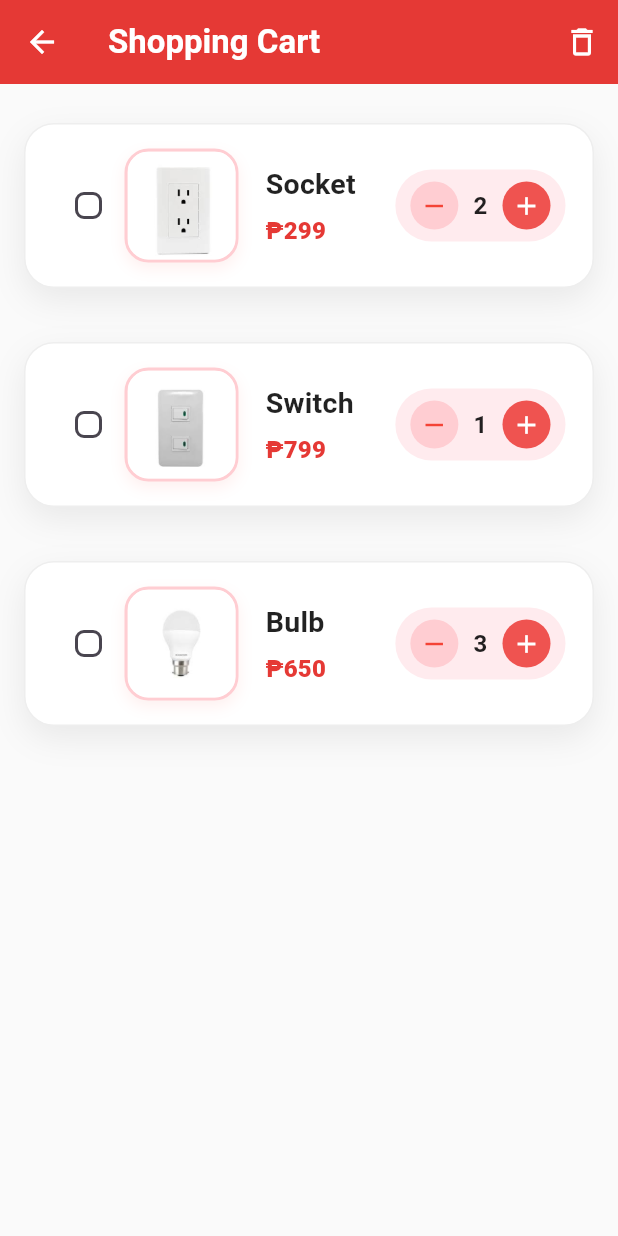
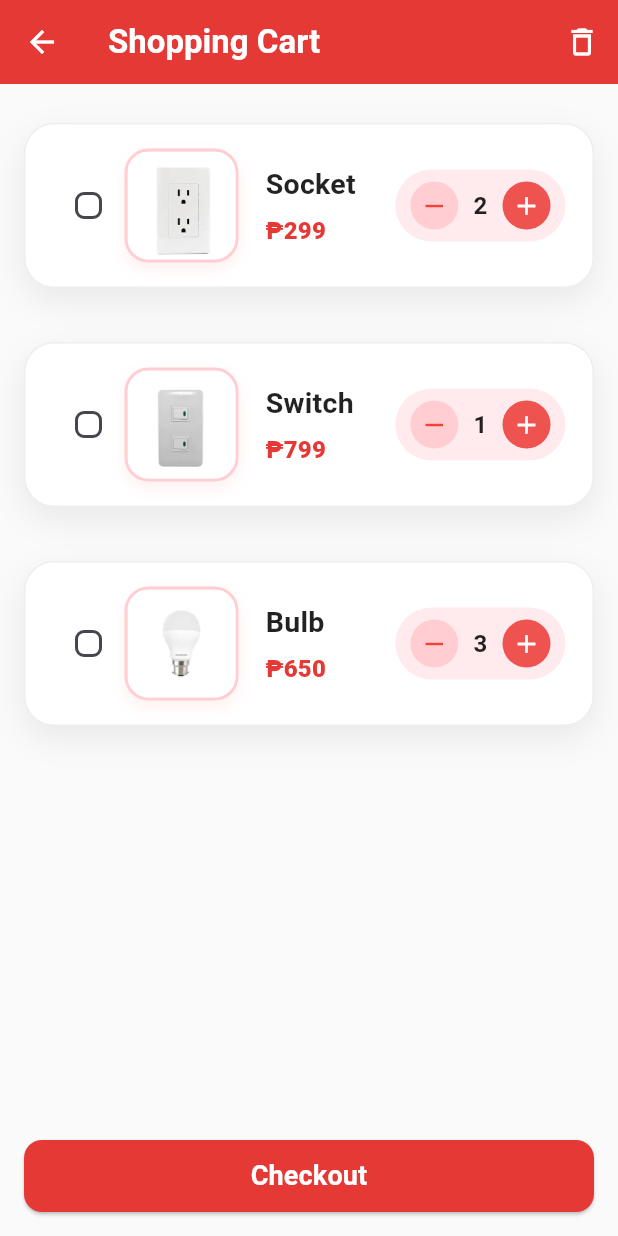
Before and after one commit to KennJ78/babaorderingapp, a Flutter app: the CartScreen screen opened directly, on a phone screen of 412 x 824 dp. Run offline on Flutter 3.47's test engine with Material 3 defaults, Android fonts, the phone set to English and light mode, and no system bars.

Commit message:
week2 day2

```diff
--- a/lib/mainapp.dart
+++ b/lib/mainapp.dart
@@ -739,6 +739,30 @@ class _CartScreenState extends State<CartScreen> {
           );
         },
       ),
+      bottomNavigationBar: Padding(
+        padding: const EdgeInsets.all(16.0),
+        child: SizedBox(
+          width: double.infinity,
+          height: 48,
+          child: ElevatedButton(
+            onPressed: () {},
+            style: ElevatedButton.styleFrom(
+              backgroundColor: Colors.red[600],
+              foregroundColor: Colors.white,
+              shape: RoundedRectangleBorder(
+                borderRadius: BorderRadius.circular(12),
+              ),
+            ),
+            child: const Text(
+              'Checkout',
+              style: TextStyle(
+                fontSize: 18,
+                fontWeight: FontWeight.bold,
+              ),
+            ),
+          ),
+        ),
+      ),
     );
   }
 }
```
